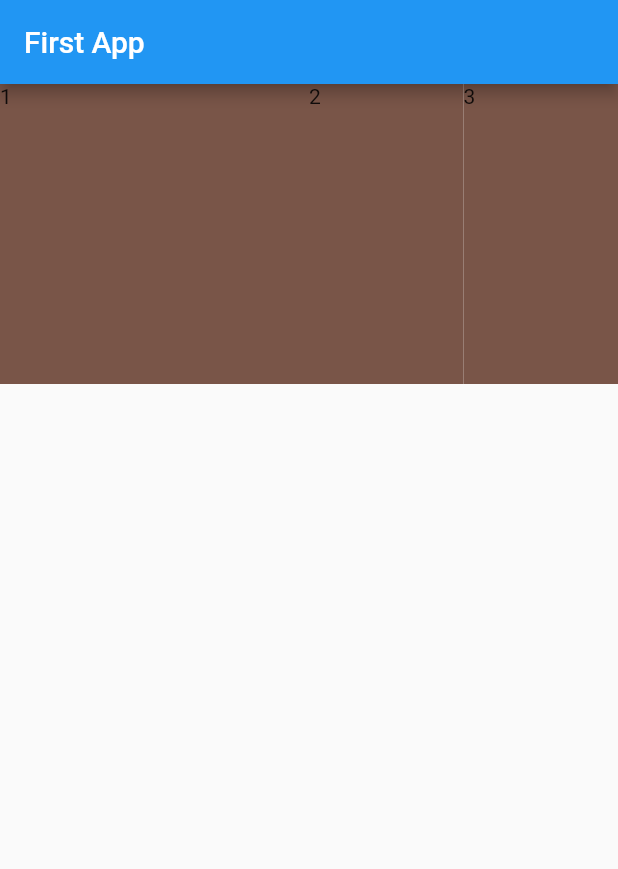
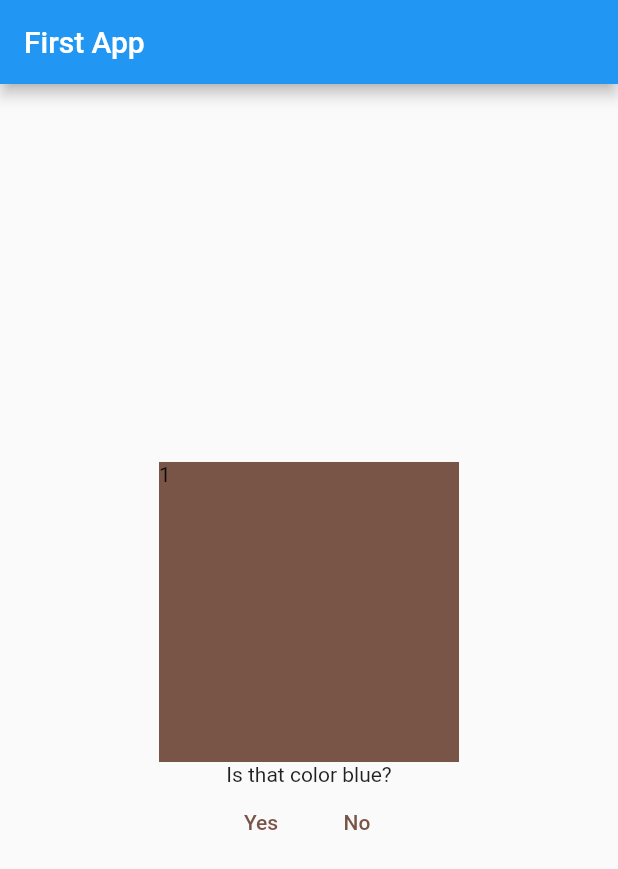
Before and after one commit to Davidhdag/flutter_practice, a Flutter app: the screen it shows after launch, on a phone screen of 412 x 824 dp. Shown: the top 869 px of the screen. Run offline on Flutter 3.47's test engine with Material 2 defaults, Android fonts, the phone set to English and light mode, and no system bars.

```diff
--- a/lib/main.dart
+++ b/lib/main.dart
@@ -1,5 +1,6 @@
 import 'dart:math';
 
+import 'package:flutter/cupertino.dart';
 import 'package:flutter/material.dart';
 
 void main() {
@@ -8,6 +9,7 @@ void main() {
 
 Widget Contain(double height, Widget child, Color color) {
   return Container(
+    width: 200,
     child: child,
     height: height,
     color: color,
@@ -22,6 +24,18 @@ class MyApp extends StatefulWidget {
 class _MyAppState extends State<MyApp> {
   @override
   Widget build(BuildContext context) {
+    //red = 0xFFF44336
+    //pink = 0xFFE91E63
+    //purple = 0xFF9C27B0
+    // blue = 0xFF2196F3
+    //green = 0xFF4CAF50
+    List<String> questions = [
+      'Is that color blue?',
+      'Is that color red?',
+      'Is that color green?',
+      'Is that color pink?',
+      'Is that color purple?'
+    ];
     Color _randomColor =
         Colors.primaries[Random().nextInt(Colors.primaries.length)];
 
@@ -32,29 +46,53 @@ class _MyAppState extends State<MyApp> {
       });
     }
 
+    String Test(Color color) {
+      if (colors.toString() == '0xFFF44336') {
+        return 'Red';
+      } else {
+        return 'No red';
+      }
+    }
+
     return MaterialApp(
       home: Scaffold(
         appBar: AppBar(
           title: Text('First App'),
         ),
         body: Column(
+          mainAxisAlignment: MainAxisAlignment.center,
           children: [
             Row(
+              mainAxisAlignment: MainAxisAlignment.center,
               children: [
-                Expanded(
-                  flex: 2,
-                  child: InkWell(
-                    onTap: _rcTap,
-                    child: Contain(200, Text('1'), colors),
+                GestureDetector(
+                  onTap: _rcTap,
+                  child: Contain(200, Text('1'), colors),
+                ),
+              ],
+            ),
+            Text(questions[Random().nextInt(4)]),
+            Row(
+              mainAxisAlignment: MainAxisAlignment.center,
+              children: [
+                TextButton(
+                  onPressed: () {
+                  },
+                  child: Text(
+                    'Yes',
+                    style: TextStyle(
+                      color: colors,
+                    ),
                   ),
                 ),
-                Expanded(
-                  flex: 1,
-                  child: Contain(200, Text('2'), colors),
-                ),
-                Expanded(
-                  flex: 1,
-                  child: Contain(200, Text('3'), colors),
+                TextButton(
+                  onPressed: () {},
+                  child: Text(
+                    'No',
+                    style: TextStyle(
+                      color: colors,
+                    ),
+                  ),
                 ),
               ],
             ),
```
